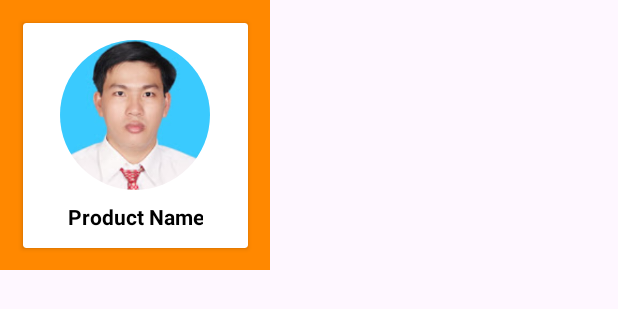
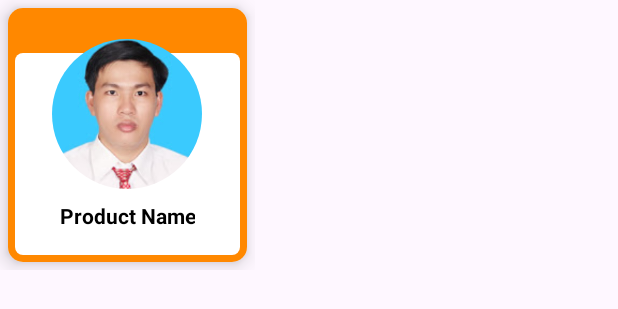
Before and after one commit to Danhuynh224/ProjectFood, an Android app: the layout item_product.xml on its own in the app's theme, with its tools: preview values and no code run, on a phone screen of 412 x 824 dp. Shown: the top 309 px of the screen. Run offline under Robolectric (Android 15) with nearby library versions, the phone set to English and light mode, and no system bars.

Commit message:
Chỉnh sửa giao diện item_product.xml

```diff
--- a/APP/app/src/main/java/com/example/app/MainActivity.java
+++ b/APP/app/src/main/java/com/example/app/MainActivity.java
@@ -100,6 +100,8 @@ public class MainActivity extends AppCompatActivity {
                     rcCate.setLayoutManager(layoutManager);
                     rcCate.setAdapter(categoryAdapter);
                     categoryAdapter.notifyDataSetChanged();
+
+
                 } else {
                     int statusCode = response.code();
                 }
@@ -118,12 +120,13 @@ public class MainActivity extends AppCompatActivity {
             public void onResponse(Call<List<Product>> call, Response<List<Product>> response) {
                 if(response.isSuccessful()) {
                     productList = response.body();
-                    productAdapter = new ProductAdapter(MainActivity.this, productList);
+                    productAdapter = new ProductAdapter(MainActivity.this,productList);
                     rcProduct.setHasFixedSize(true);
                     RecyclerView.LayoutManager layoutManager = new GridLayoutManager(getApplicationContext(), 2);
                     rcProduct.setLayoutManager(layoutManager);
                     rcProduct.setAdapter(productAdapter);
                     productAdapter.notifyDataSetChanged();
+
                 } else {
                     int statusCode = response.code();
                 }
--- a/APP/app/src/main/res/drawable/orange_bg.xml
+++ b/APP/app/src/main/res/drawable/orange_bg.xml
@@ -1,9 +1,19 @@
 <?xml version="1.0" encoding="utf-8"?>
-<selector xmlns:android="http://schemas.android.com/apk/res/android">
+<layer-list xmlns:android="http://schemas.android.com/apk/res/android">
+
+    <!-- Hình chữ nhật nền màu trắng -->
     <item>
         <shape android:shape="rectangle">
-            <corners android:radius="5dp"/>
-            <solid android:color="@android:color/holo_orange_light"/>
+            <solid android:color="@android:color/holo_orange_dark"/>
+            <corners android:radius="2dp"/>
         </shape>
     </item>
-</selector>
+
+    <!-- Hình chữ nhật nhỏ hơn, màu cam, đặt lên trên -->
+    <item android:left="5dp" android:top="30dp" android:right="5dp" android:bottom="5dp">
+        <shape android:shape="rectangle">
+            <solid android:color="@color/white"/>
+            <corners android:radius="5dp"/>
+        </shape>
+    </item>
+</layer-list>
--- a/APP/app/src/main/res/layout/item_product.xml
+++ b/APP/app/src/main/res/layout/item_product.xml
@@ -1,35 +1,29 @@
 <?xml version="1.0" encoding="utf-8"?>
-<androidx.constraintlayout.widget.ConstraintLayout xmlns:android="http://schemas.android.com/apk/res/android"
+<LinearLayout xmlns:android="http://schemas.android.com/apk/res/android"
     xmlns:app="http://schemas.android.com/apk/res-auto"
-    xmlns:tools="http://schemas.android.com/tools"
-    android:layout_width="180dp"
+    android:layout_width="170dp"
     android:layout_height="180dp"
-    android:padding="5dp"
-    android:background="@android:color/holo_orange_dark">
-
-    <!-- Nguyễn Hữu Vinh 22110458 -->
+    android:gravity="center"
+    android:orientation="vertical">
 
     <androidx.cardview.widget.CardView
-        android:id="@+id/cardViewProduct"
-        android:layout_width="150dp"
-        android:layout_height="150dp"
-        android:layout_gravity="center"
-        android:backgroundTint="@android:color/white"
-        android:elevation="4dp"
-        android:radius="8dp"
-        app:layout_constraintBottom_toBottomOf="parent"
-        app:layout_constraintEnd_toEndOf="parent"
-        app:layout_constraintStart_toStartOf="parent"
-        app:layout_constraintTop_toTopOf="parent">
+        android:layout_width="match_parent"
+        android:layout_height="match_parent"
+        android:layout_margin="5dp"
+        android:layout_marginEnd="8dp"
+        app:cardCornerRadius="10dp"
+        app:cardElevation="8dp">
 
-        <!-- Content of CardView -->
+        <!-- Layout chứa hình ảnh và văn bản -->
         <LinearLayout
             android:layout_width="match_parent"
             android:layout_height="match_parent"
+            android:background="@drawable/orange_bg"
             android:gravity="center"
             android:orientation="vertical"
-            android:padding="10dp">
+            android:padding="10dp"> <!-- Chỉ giữ 1 background -->
 
+            <!-- Ảnh sản phẩm dạng tròn -->
             <de.hdodenhof.circleimageview.CircleImageView
                 android:id="@+id/productImage"
                 android:layout_width="100dp"
@@ -38,6 +32,7 @@
                 android:scaleType="centerCrop"
                 android:src="@drawable/pro_trung" />
 
+            <!-- Tên sản phẩm -->
             <TextView
                 android:id="@+id/tvNameProduct"
                 android:layout_width="wrap_content"
@@ -47,7 +42,9 @@
                 android:textColor="@color/black"
                 android:textSize="14sp"
                 android:textStyle="bold" />
+
         </LinearLayout>
+
     </androidx.cardview.widget.CardView>
 
-</androidx.constraintlayout.widget.ConstraintLayout>
+</LinearLayout>
```
